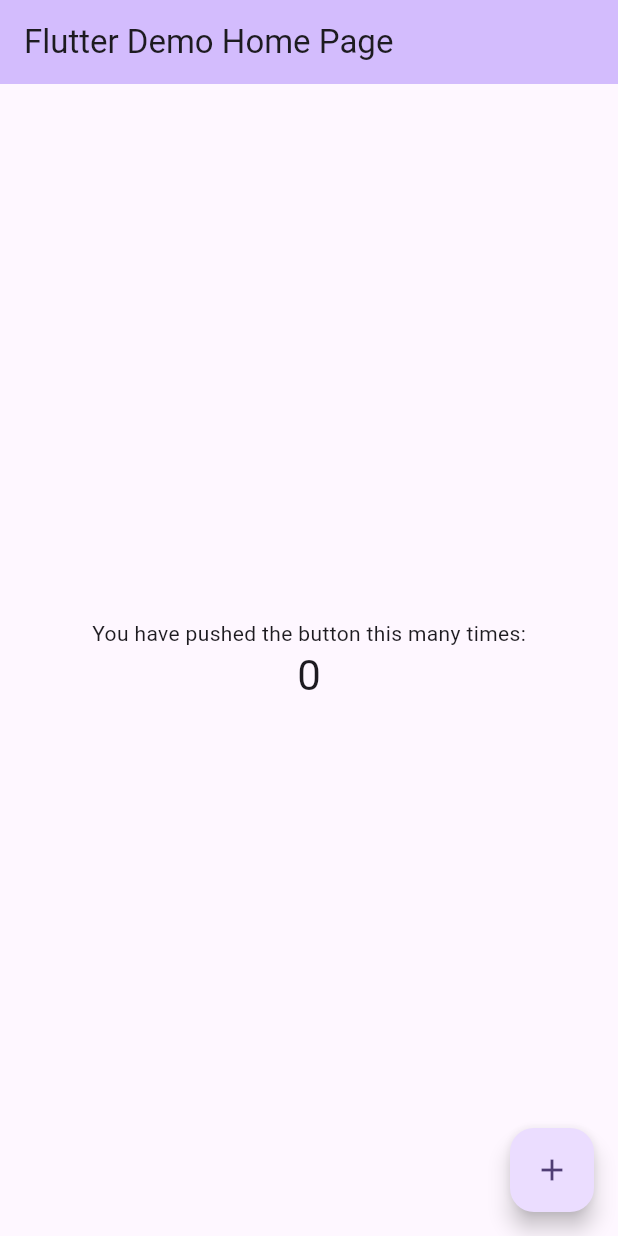
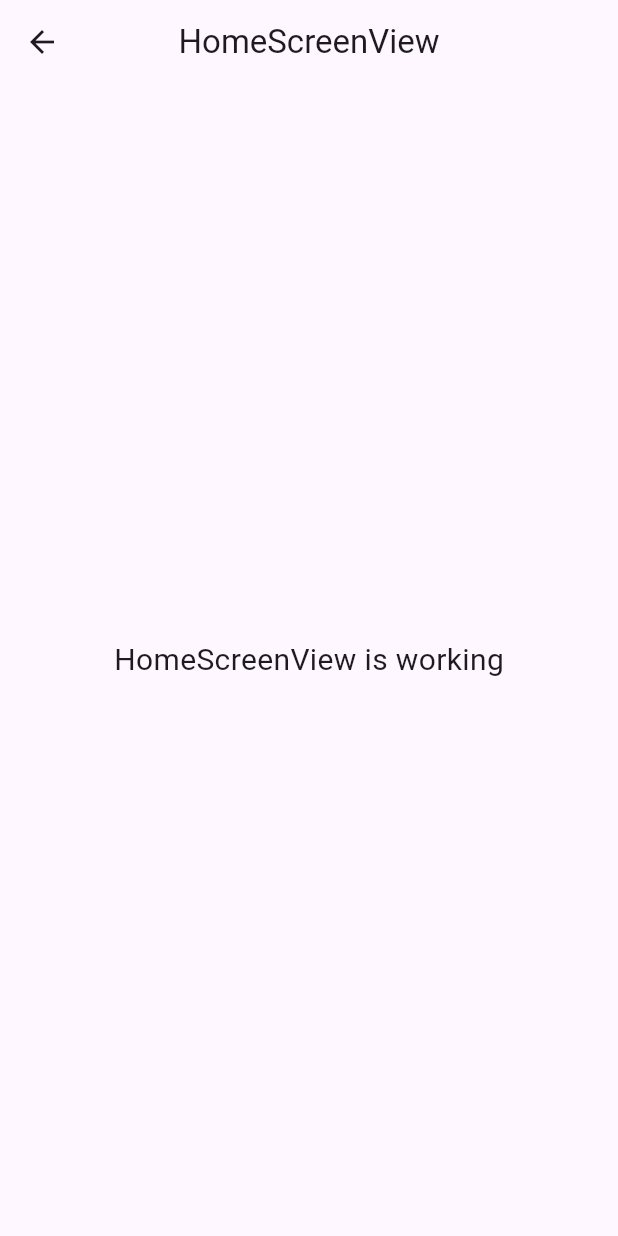
Before and after one commit to Fadyawan7/Sqlite-Flutter, a Flutter app: the screen it shows after launch, on a phone screen of 412 x 824 dp. Run offline on Flutter 3.47's test engine with Material 3 defaults, Android fonts, the phone set to English and light mode, and no system bars; our stand-ins replace get.

Commit message:
my 1st code

```diff
--- /dev/null
+++ b/lib/app/modules/Home_screen/views/home_screen_view.dart
@@ -0,0 +1,24 @@
+import 'package:flutter/material.dart';
+
+import 'package:get/get.dart';
+
+import '../controllers/home_screen_controller.dart';
+
+class HomeScreenView extends GetView<HomeScreenController> {
+  const HomeScreenView({super.key});
+  @override
+  Widget build(BuildContext context) {
+    return Scaffold(
+      appBar: AppBar(
+        title: const Text('HomeScreenView'),
+        centerTitle: true,
+      ),
+      body: const Center(
+        child: Text(
+          'HomeScreenView is working',
+          style: TextStyle(fontSize: 20),
+        ),
+      ),
+    );
+  }
+}
--- /dev/null
+++ b/lib/app/routes/app_pages.dart
@@ -0,0 +1,27 @@
+import 'package:get/get.dart';
+
+import '../modules/Home_screen/bindings/home_screen_binding.dart';
+import '../modules/Home_screen/views/home_screen_view.dart';
+import '../modules/splash_screen/bindings/splash_screen_binding.dart';
+import '../modules/splash_screen/views/splash_screen_view.dart';
+
+part 'app_routes.dart';
+
+class AppPages {
+  AppPages._();
+
+  static const INITIAL = Routes.SPLASH_SCREEN;
+
+  static final routes = [
+    GetPage(
+      name: _Paths.SPLASH_SCREEN,
+      page: () => const SplashScreenView(),
+      binding: SplashScreenBinding(),
+    ),
+    GetPage(
+      name: _Paths.HOME_SCREEN,
+      page: () => const HomeScreenView(),
+      binding: HomeScreenBinding(),
+    ),
+  ];
+}
--- /dev/null
+++ b/lib/app/routes/app_routes.dart
@@ -0,0 +1,14 @@
+part of 'app_pages.dart';
+// DO NOT EDIT. This is code generated via package:get_cli/get_cli.dart
+
+abstract class Routes {
+  Routes._();
+  static const SPLASH_SCREEN = _Paths.SPLASH_SCREEN;
+  static const HOME_SCREEN = _Paths.HOME_SCREEN;
+}
+
+abstract class _Paths {
+  _Paths._();
+  static const SPLASH_SCREEN = '/splash-screen';
+  static const HOME_SCREEN = '/home-screen';
+}
--- a/lib/main.dart
+++ b/lib/main.dart
@@ -1,4 +1,8 @@
+import 'package:ci_cd_pipeline/app/modules/Home_screen/views/home_screen_view.dart';
+import 'package:ci_cd_pipeline/app/modules/splash_screen/views/splash_screen_view.dart';
+import 'package:ci_cd_pipeline/app/routes/app_pages.dart';
 import 'package:flutter/material.dart';
+import 'package:get/get.dart';
 
 void main() {
   runApp(const MyApp());
@@ -10,8 +14,12 @@ class MyApp extends StatelessWidget {
   // This widget is the root of your application.
   @override
   Widget build(BuildContext context) {
-    return MaterialApp(
+    return GetMaterialApp(
       title: 'Flutter Demo',
+      initialRoute: AppPages.INITIAL,
+      getPages: AppPages.routes,
+      debugShowCheckedModeBanner: false,
+
       theme: ThemeData(
         // This is the theme of your application.
         //
@@ -30,93 +38,7 @@ class MyApp extends StatelessWidget {
         // tested with just a hot reload.
         colorScheme: ColorScheme.fromSeed(seedColor: Colors.deepPurple),
       ),
-      home: const MyHomePage(title: 'Flutter Demo Home Page'),
+      home: const SplashScreenView(),
     );
   }
 }
-
-class MyHomePage extends StatefulWidget {
-  const MyHomePage({super.key, required this.title});
-
-  // This widget is the home page of your application. It is stateful, meaning
-  // that it has a State object (defined below) that contains fields that affect
-  // how it looks.
-
-  // This class is the configuration for the state. It holds the values (in this
-  // case the title) provided by the parent (in this case the App widget) and
-  // used by the build method of the State. Fields in a Widget subclass are
-  // always marked "final".
-
-  final String title;
-
-  @override
-  State<MyHomePage> createState() => _MyHomePageState();
-}
-
-class _MyHomePageState extends State<MyHomePage> {
-  int _counter = 0;
-
-  void _incrementCounter() {
-    setState(() {
-      // This call to setState tells the Flutter framework that something has
-      // changed in this State, which causes it to rerun the build method below
-      // so that the display can reflect the updated values. If we changed
-      // _counter without calling setState(), then the build method would not be
-      // called again, and so nothing would appear to happen.
-      _counter++;
-    });
-  }
-
-  @override
-  Widget build(BuildContext context) {
-    // This method is rerun every time setState is called, for instance as done
-    // by the _incrementCounter method above.
-    //
-    // The Flutter framework has been optimized to make rerunning build methods
-    // fast, so that you can just rebuild anything that needs updating rather
-    // than having to individually change instances of widgets.
-    return Scaffold(
-      appBar: AppBar(
-        // TRY THIS: Try changing the color here to a specific color (to
-        // Colors.amber, perhaps?) and trigger a hot reload to see the AppBar
-        // change color while the other colors stay the same.
-        backgroundColor: Theme.of(context).colorScheme.inversePrimary,
-        // Here we take the value from the MyHomePage object that was created by
-        // the App.build method, and use it to set our appbar title.
-        title: Text(widget.title),
-      ),
-      body: Center(
-        // Center is a layout widget. It takes a single child and positions it
-        // in the middle of the parent.
-        child: Column(
-          // Column is also a layout widget. It takes a list of children and
-          // arranges them vertically. By default, it sizes itself to fit its
-          // children horizontally, and tries to be as tall as its parent.
-          //
-          // Column has various properties to control how it sizes itself and
-          // how it positions its children. Here we use mainAxisAlignment to
-          // center the children vertically; the main axis here is the vertical
-          // axis because Columns are vertical (the cross axis would be
-          // horizontal).
-          //
-          // TRY THIS: Invoke "debug painting" (choose the "Toggle Debug Paint"
-          // action in the IDE, or press "p" in the console), to see the
-          // wireframe for each widget.
-          mainAxisAlignment: MainAxisAlignment.center,
-          children: <Widget>[
-            const Text('You have pushed the button this many times:'),
-            Text(
-              '$_counter',
-              style: Theme.of(context).textTheme.headlineMedium,
-            ),
-          ],
-        ),
-      ),
-      floatingActionButton: FloatingActionButton(
-        onPressed: _incrementCounter,
-        tooltip: 'Increment',
-        child: const Icon(Icons.add),
-      ), // This trailing comma makes auto-formatting nicer for build methods.
-    );
-  }
-}
--- a/pubspec.yaml
+++ b/pubspec.yaml
@@ -34,6 +34,8 @@ dependencies:
   # The following adds the Cupertino Icons font to your application.
   # Use with the CupertinoIcons class for iOS style icons.
   cupertino_icons: ^1.0.8
+  get_cli: ^1.9.1
+  get: ^4.6.6
 
 dev_dependencies:
   flutter_test:
```
Also changed, not shown: lib/app/modules/Home_screen/bindings/home_screen_binding.dart (added, +12 -0 lines), lib/app/modules/Home_screen/controllers/home_screen_controller.dart (added, +23 -0 lines), lib/app/modules/splash_screen/bindings/splash_screen_binding.dart (added, +12 -0 lines), lib/app/modules/splash_screen/controllers/splash_screen_controller.dart (added, +31 -0 lines), lib/app/modules/splash_screen/views/splash_screen_view.dart (added, +29 -0 lines), pubspec.lock.
